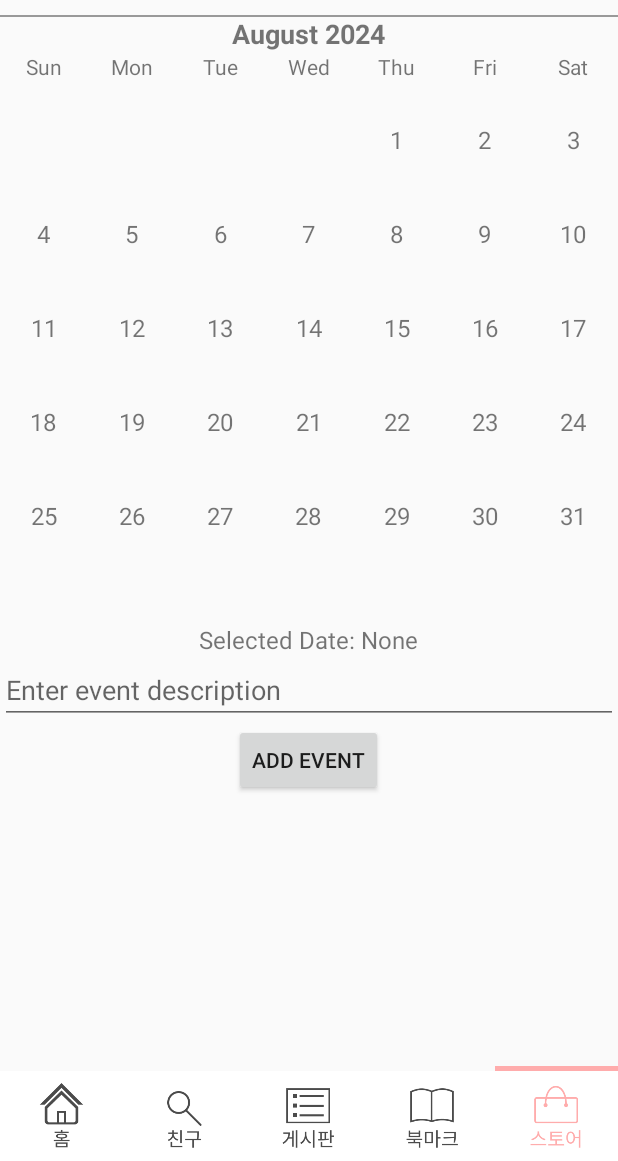
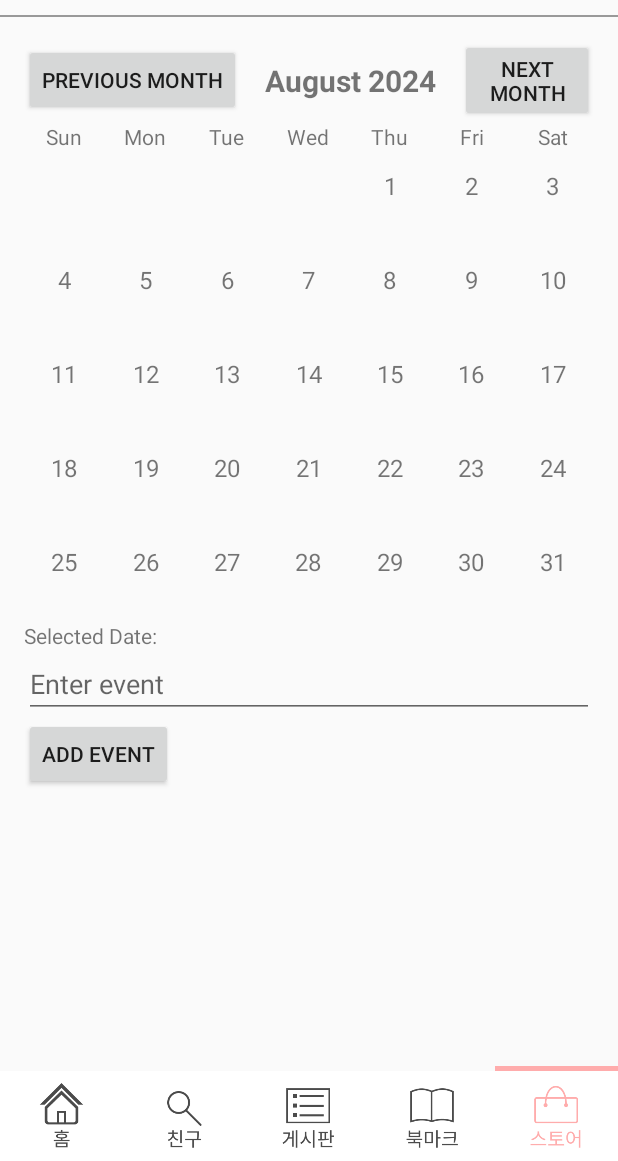
Before and after one commit to yooha0518/Android_YouHi, an Android app: the StoreFragment screen opened through its navigation route, after a tap on "ADD EVENT", on a phone screen of 412 x 824 dp, the part 75-1236 px from its top. Run offline under Robolectric (Android 15) with nearby library versions, the phone set to English and light mode, and no system bars; our stand-ins replace AdMob, Firebase (no records; nobody signed in at launch, a user with empty details on screens opened directly), data binding; libraries missing offline, so code that uses them is left out: com.google.auth.oauth2.

Commit message:
240824 Calendar

```diff
--- a/app/src/main/AndroidManifest.xml
+++ b/app/src/main/AndroidManifest.xml
@@ -20,7 +20,7 @@
         tools:targetApi="31">
         <meta-data
             android:name="com.google.android.gms.ads.APPLICATION_ID"
-            android:value="ca-app-pub-9031879160348060~3239204832"/>
+            android:value="ca-app-pub-6275012078813593~1532395592"/>
         <activity
             android:name=".friend.FriendSearchActivity"
             android:exported="false" />
--- a/app/src/main/java/com/yoohayoung/youhi/CalendarAdapter.kt
+++ /dev/null
@@ -1,47 +0,0 @@
-package com.yoohayoung.youhi
-
-
-import android.view.LayoutInflater
-import android.view.View
-import android.view.ViewGroup
-import android.widget.TextView
-import androidx.recyclerview.widget.RecyclerView
-
-data class CalendarDay(val day: String, val event: String)
-
-class CalendarAdapter(
-    private var days: List<CalendarDay>,
-    private val onItemClick: (CalendarDay) -> Unit
-) : RecyclerView.Adapter<CalendarAdapter.DayViewHolder>() {
-
-    override fun onCreateViewHolder(parent: ViewGroup, viewType: Int): DayViewHolder {
-        val view = LayoutInflater.from(parent.context).inflate(R.layout.item_calendar_day, parent, false)
-        return DayViewHolder(view)
-    }
-
-    override fun onBindViewHolder(holder: DayViewHolder, position: Int) {
-        val day = days[position]
-        holder.dayText.text = day.day
-        holder.eventText.text = day.event
-
-        // 이벤트가 있는 날에만 텍스트를 표시합니다.
-        holder.eventText.visibility = if (day.event.isNotEmpty()) View.VISIBLE else View.INVISIBLE
-
-        // 아이템 클릭 시 선택된 날짜를 전달합니다.
-        holder.itemView.setOnClickListener {
-            onItemClick(day)
-        }
-    }
-
-    override fun getItemCount(): Int = days.size
-
-    fun updateData(newDays: List<CalendarDay>) {
-        days = newDays
-        notifyDataSetChanged()
-    }
-
-    class DayViewHolder(view: View) : RecyclerView.ViewHolder(view) {
-        val dayText: TextView = view.findViewById(R.id.dayText)
-        val eventText: TextView = view.findViewById(R.id.eventText)
-    }
-}
--- /dev/null
+++ b/app/src/main/java/com/yoohayoung/youhi/event/CalendarAdapter.kt
@@ -0,0 +1,53 @@
+package com.yoohayoung.youhi
+
+
+import android.view.LayoutInflater
+import android.view.View
+import android.view.ViewGroup
+import android.widget.TextView
+import androidx.recyclerview.widget.RecyclerView
+
+data class CalendarDay(val day: String, val event: String)
+
+class CalendarAdapter(
+    private var days: List<CalendarDay>,
+    private val onItemClick: (CalendarDay) -> Unit
+) : RecyclerView.Adapter<CalendarAdapter.DayViewHolder>() {
+
+    override fun onCreateViewHolder(parent: ViewGroup, viewType: Int): DayViewHolder {
+        val view = LayoutInflater.from(parent.context).inflate(R.layout.item_calendar_day, parent, false)
+        return DayViewHolder(view)
+    }
+
+    override fun onBindViewHolder(holder: DayViewHolder, position: Int) {
+        val day = days[position]
+        holder.dayText.text = day.day
+        holder.eventText.text = day.event
+
+        // 이벤트가 있는 날에만 텍스트를 표시합니다.
+        holder.eventText.visibility = if (day.event.isNotEmpty()) View.VISIBLE else View.INVISIBLE
+
+        // 빈 날짜는 클릭 불가능하게 설정합니다.
+        if (day.day.isEmpty()) {
+            holder.itemView.isEnabled = false
+            holder.itemView.setOnClickListener(null) // 클릭 리스너 제거
+        } else {
+            holder.itemView.isEnabled = true
+            holder.itemView.setOnClickListener {
+                onItemClick(day)
+            }
+        }
+    }
+
+    override fun getItemCount(): Int = days.size
+
+    fun updateData(newDays: List<CalendarDay>) {
+        days = newDays
+        notifyDataSetChanged()
+    }
+
+    class DayViewHolder(view: View) : RecyclerView.ViewHolder(view) {
+        val dayText: TextView = view.findViewById(R.id.dayText)
+        val eventText: TextView = view.findViewById(R.id.eventText)
+    }
+}
--- a/app/src/main/java/com/yoohayoung/youhi/fragments/StoreFragment.kt
+++ b/app/src/main/java/com/yoohayoung/youhi/fragments/StoreFragment.kt
@@ -43,6 +43,14 @@ class StoreFragment : Fragment() {
             addEvent()
         }
 
+        binding.previousMonthButton.setOnClickListener {
+            moveToPreviousMonth()
+        }
+
+        binding.nextMonthButton.setOnClickListener {
+            moveToNextMonth()
+        }
+
         binding.tipTap.setOnClickListener {
             Log.d("HomeFragment", "click")
             it.findNavController().navigate(R.id.action_storeFragment_to_friendFragment)
@@ -72,7 +80,21 @@ class StoreFragment : Fragment() {
         binding.calendarRecyclerView.layoutManager = GridLayoutManager(context, 7) // 7 columns for the days of the week
         binding.calendarRecyclerView.adapter = calendarAdapter
 
+        updateMonthYearText()
+    }
+
+    private fun updateMonthYearText() {
         binding.monthYearText.text = currentMonthYearFormat.format(calendar.time)
+    }
+
+    private fun moveToPreviousMonth() {
+        calendar.add(Calendar.MONTH, -1)
+        updateCalendar()
+    }
+
+    private fun moveToNextMonth() {
+        calendar.add(Calendar.MONTH, 1)
+        updateCalendar()
     }
 
     private fun getDaysInMonthArray(): List<CalendarDay> {
@@ -118,19 +140,20 @@ class StoreFragment : Fragment() {
     }
 
     private fun addEvent() {
-        val eventDescription = binding.eventEditText.text.toString()
+        val eventDescription = binding.ETEventTitle.text.toString()
         selectedDate?.let {
             val dateFormat = SimpleDateFormat("yyyy-MM-dd", Locale.getDefault())
             val dateStr = dateFormat.format(it)
             events[dateStr] = eventDescription
             updateCalendar()
-            binding.eventEditText.text.clear()
+            binding.ETEventTitle.text.clear()
             Toast.makeText(context, "Event added", Toast.LENGTH_SHORT).show()
         }
     }
 
     private fun updateCalendar() {
         calendarAdapter.updateData(getDaysInMonthArray())
+        updateMonthYearText()
     }
 
     private fun updateSelectedDate(day: CalendarDay) {
@@ -144,12 +167,12 @@ class StoreFragment : Fragment() {
             null
         }
 
-        binding.selectedDateText.text = if (selectedDate != null) {
+        binding.TVSelectedDate.text = if (selectedDate != null) {
             "Selected Date: $dateStr"
         } else {
             "Selected Date: Invalid date"
         }
 
-        binding.eventEditText.setText(events[dateStr])
+        binding.TVSelectedDate.setText(events[dateStr])
     }
 }
--- a/app/src/main/java/com/yoohayoung/youhi/utils/FBRef.kt
+++ b/app/src/main/java/com/yoohayoung/youhi/utils/FBRef.kt
@@ -22,7 +22,8 @@ class FBRef {
         val boardRef7 = database.getReference("board7")
 
         val userRef = database.getReference("user")
+        val commentRef = database.getReference("comment")
+        val eventsRef = database.getReference("events")
 
-        val commentRef = database.getReference("comment")
     }
 }
--- a/app/src/main/res/layout/fragment_store.xml
+++ b/app/src/main/res/layout/fragment_store.xml
@@ -9,15 +9,40 @@
         tools:context=".fragments.TipFragment"
         android:orientation="vertical">
 
+        <LinearLayout
+            android:layout_width="match_parent"
+            android:layout_height="wrap_content"
+            android:orientation="vertical"
+            android:padding="16dp">
+
+            <!-- 버튼을 추가하여 이전 달과 다음 달로 이동할 수 있게 합니다 -->
+            <LinearLayout
+                android:layout_width="match_parent"
+                android:layout_height="wrap_content"
+                android:orientation="horizontal"
+                android:gravity="center_vertical">
+
+                <Button
+                    android:id="@+id/previousMonthButton"
+                    android:layout_width="wrap_content"
+                    android:layout_height="wrap_content"
+                    android:text="Previous Month"/>
 
                 <TextView
                     android:id="@+id/monthYearText"
                     android:layout_width="wrap_content"
                     android:layout_height="wrap_content"
-            android:text="August 2024"
-            android:textSize="18sp"
+                    android:textSize="20sp"
                     android:textStyle="bold"
-            android:layout_gravity="center"/>
+                    android:layout_marginHorizontal="16dp"
+                    android:text="Month Year"/>
+
+                <Button
+                    android:id="@+id/nextMonthButton"
+                    android:layout_width="wrap_content"
+                    android:layout_height="wrap_content"
+                    android:text="Next Month"/>
+            </LinearLayout>
 
             <LinearLayout
                 android:layout_width="match_parent"
@@ -72,38 +97,32 @@
                     android:layout_weight="1"
                     android:text="Sat"
                     android:textAlignment="center"/>
-
             </LinearLayout>
 
             <androidx.recyclerview.widget.RecyclerView
                 android:id="@+id/calendarRecyclerView"
                 android:layout_width="match_parent"
-            android:layout_height="wrap_content"
-            android:layout_marginTop="16dp"
-            android:layout_marginBottom="16dp"
-            android:scrollbars="none" />
+                android:layout_height="0dp"
+                android:layout_weight="1"/>
 
             <TextView
-            android:id="@+id/selectedDateText"
+                android:id="@+id/TV_selectedDate"
                 android:layout_width="wrap_content"
                 android:layout_height="wrap_content"
-            android:text="Selected Date: None"
-            android:textSize="16sp"
-            android:layout_marginTop="16dp"
-            android:layout_gravity="center"/>
+                android:text="Selected Date: "/>
 
             <EditText
-            android:id="@+id/eventEditText"
+                android:id="@+id/ET_eventTitle"
                 android:layout_width="match_parent"
                 android:layout_height="wrap_content"
-            android:hint="Enter event description"/>
+                android:hint="Enter event"/>
 
             <Button
                 android:id="@+id/addEventButton"
                 android:layout_width="wrap_content"
                 android:layout_height="wrap_content"
-            android:text="Add Event"
-            android:layout_gravity="center"/>
+                android:text="Add Event"/>
+        </LinearLayout>
 
 
         <androidx.constraintlayout.widget.ConstraintLayout
```
Also changed, not shown: app/src/main/java/com/yoohayoung/youhi/board/BoardListActivity.kt (+3 -6 lines), app/src/main/java/com/yoohayoung/youhi/board/BoardListLVAdapter.kt (+2 -7 lines), app/src/main/java/com/yoohayoung/youhi/event/EventModel.kt (added, +8 -0 lines), app/src/main/java/com/yoohayoung/youhi/utils/FBAuth.kt (+29 -0 lines). Lines whose indentation alone changed are shown as unchanged.
